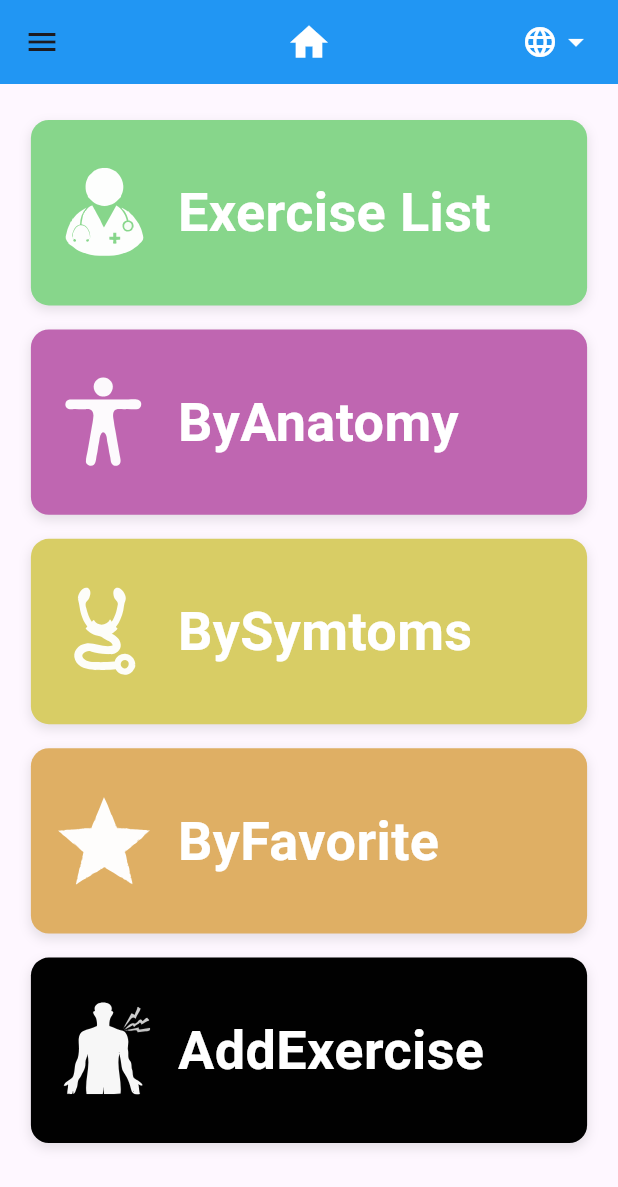
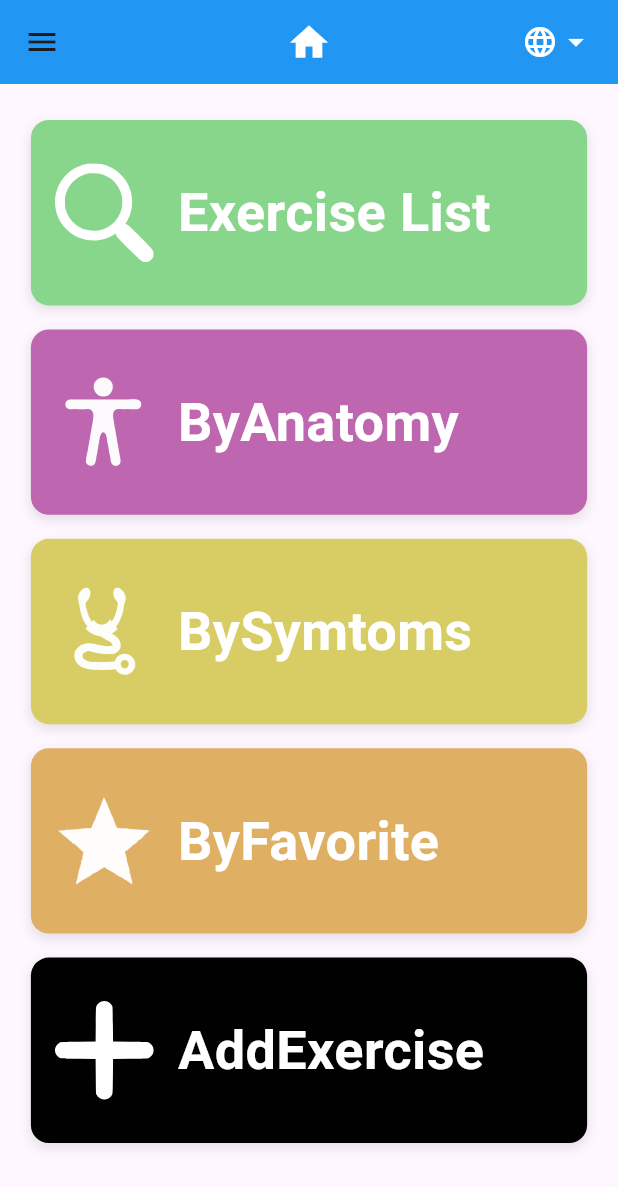
Before and after one commit to Bossy8bit/Rehab2024_flutter, a Flutter app: the screen it shows after launch, after a tap on "Exercise List", on a phone screen of 412 x 824 dp. Shown: the top 1187 px of the screen. Run offline on Flutter 3.47's test engine with Material 3 defaults, Android fonts, the phone set to English and light mode, and no system bars; our stand-ins replace flutter_svg, go_router; generated files the repository leaves out were written again.

Commit message:
main_8
-edit qr code and magify glass and plus svg files

```diff
--- a/rehab2024/lib/ExerciseList.dart
+++ b/rehab2024/lib/ExerciseList.dart
@@ -87,7 +87,7 @@ class Exerciselist extends StatelessWidget {
           children: [
 
             CustomButtonContainer(
-              assetPath: 'lib/assets/svg_icons/head_button_icon5.svg',
+              assetPath: 'lib/assets/svg_icons/Magnifying glasss.svg',
               title: AppLocalizations.of(context)!.exerciseList,
               routePath: '/profile',
               color: Color.fromRGBO(135, 214, 139, 1),
@@ -112,7 +112,7 @@ class Exerciselist extends StatelessWidget {
               color: Color.fromRGBO(223, 175, 100, 1),
             ),
              CustomButtonContainer(
-              assetPath:'lib/assets/svg_icons/by_symptom_icon1.svg',
+              assetPath:'lib/assets/svg_icons/plus.svg',
               title: AppLocalizations.of(context)!.addExercise, // Localized text
               routePath: '/qrcode',
               color:Color.fromRGBO(1, 1, 1, 1),
--- a/rehab2024/lib/HomeScreen.dart
+++ b/rehab2024/lib/HomeScreen.dart
@@ -51,7 +51,7 @@ class HomeScreen extends StatelessWidget {
               color: Color.fromRGBO(160, 158, 245, 1),
             ),
              CustomButtonContainer(
-              assetPath:'lib/assets/svg_icons/by_symptom_icon1.svg',
+              assetPath:'lib/assets/svg_icons/QRcode.svg',
               title: AppLocalizations.of(context)!.qrCode, // Localized text
               routePath: '/qrcode',
               color:Color.fromRGBO(128, 194, 214, 1),
--- a/rehab2024/pubspec.yaml
+++ b/rehab2024/pubspec.yaml
@@ -74,3 +74,7 @@ flutter:
     - lib/assets/svg_icons/icon_help_4.svg
     - lib/assets/svg_icons/icon_help_5.svg
     - lib/assets/svg_icons/icon_help_6.svg
+
+    - lib/assets/svg_icons/Magnifying glasss.svg
+    - lib/assets/svg_icons/plus.svg
+    - lib/assets/svg_icons/QRcode.svg
```
Also changed, not shown: rehab2024/lib/assets/svg_icons/Magnifying glasss.svg (added), rehab2024/lib/assets/svg_icons/QRcode.svg (added), rehab2024/lib/assets/svg_icons/plus.svg (added).
